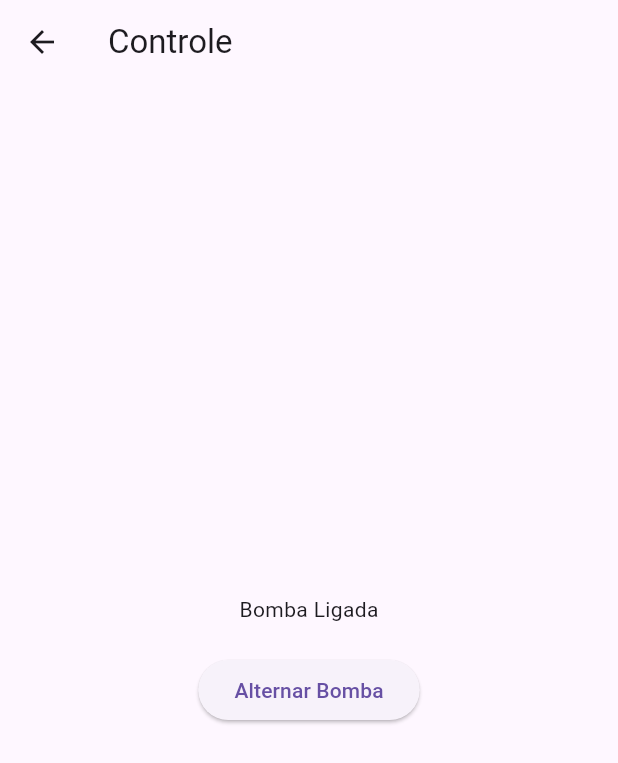
After one commit to JuanHz16/irrigacao_iot, a Flutter app: the ControlScreen screen opened directly, after a tap on "Alternar Bomba", on a phone screen of 412 x 824 dp. The commit adds this screen. Shown: the top 763 px of the screen. Run offline on Flutter 3.47's test engine with Material 3 defaults, Android fonts, the phone set to English and light mode, and no system bars; our stand-ins replace sqflite; accounts and stored records are empty.

Commit message:
(control): implementa control provider

```diff
--- /dev/null
+++ b/lib/features/control/control_provider.dart
@@ -0,0 +1,109 @@
+import 'dart:math';
+
+import 'package:flutter/material.dart';
+
+import '../../core/database/database_helper.dart';
+
+class ControlProvider extends ChangeNotifier {
+  final DatabaseHelper _database =
+      DatabaseHelper.instance;
+
+  bool pumpOn = false;
+
+  bool sensorEnabled = true;
+
+  bool isLoading = false;
+
+  int? currentActivationId;
+
+  void _setLoading(bool value) {
+    isLoading = value;
+    notifyListeners();
+  }
+
+  Future<void> togglePump() async {
+    try {
+      _setLoading(true);
+
+      pumpOn = !pumpOn;
+
+      notifyListeners();
+
+      if (pumpOn) {
+        await _database.insertPumpActivation(
+          {
+            'device_id': 1,
+            'trigger_type': 'manual',
+            'started_at':
+                DateTime.now()
+                    .toIso8601String(),
+            'ended_at': null,
+            'duration_seconds': null,
+          },
+        );
+      }
+    } catch (e) {
+      debugPrint(
+        'Erro ao alterar bomba: $e',
+      );
+    } finally {
+      _setLoading(false);
+    }
+  }
+
+  Future<double> quickRead() async {
+    try {
+      _setLoading(true);
+
+      await Future.delayed(
+        const Duration(seconds: 2),
+      );
+
+      final random = Random();
+
+      final moisture =
+          20 +
+          random.nextDouble() * 60;
+
+      await _database.insertSensorReading(
+        {
+          'device_id': 1,
+          'moisture_value': moisture,
+          'reading_type': 'quick',
+          'pump_triggered': 0,
+          'created_at':
+              DateTime.now()
+                  .toIso8601String(),
+        },
+      );
+
+      return moisture;
+    } catch (e) {
+      debugPrint(
+        'Erro na leitura rápida: $e',
+      );
+
+      return 0;
+    } finally {
+      _setLoading(false);
+    }
+  }
+
+  Future<void> disableSystem() async {
+    try {
+      _setLoading(true);
+
+      sensorEnabled = false;
+
+      pumpOn = false;
+
+      notifyListeners();
+    } catch (e) {
+      debugPrint(
+        'Erro ao desligar sistema: $e',
+      );
+    } finally {
+      _setLoading(false);
+    }
+  }
+}
--- /dev/null
+++ b/lib/features/control/control_screen.dart
@@ -0,0 +1,48 @@
+import 'package:flutter/material.dart';
+import 'package:provider/provider.dart';
+
+import 'control_provider.dart';
+
+class ControlScreen extends StatelessWidget {
+  const ControlScreen({super.key});
+
+  @override
+  Widget build(BuildContext context) {
+    final control =
+        Provider.of<ControlProvider>(
+      context,
+    );
+
+    return Scaffold(
+      appBar: AppBar(
+        title: const Text(
+          'Controle',
+        ),
+      ),
+      body: Center(
+        child: Column(
+          mainAxisAlignment:
+              MainAxisAlignment.center,
+          children: [
+            Text(
+              control.pumpOn
+                  ? 'Bomba Ligada'
+                  : 'Bomba Desligada',
+            ),
+
+            const SizedBox(height: 20),
+
+            ElevatedButton(
+              onPressed: () {
+                control.togglePump();
+              },
+              child: const Text(
+                'Alternar Bomba',
+              ),
+            ),
+          ],
+        ),
+      ),
+    );
+  }
+}
```
Also changed, not shown: lib/main.dart (+4 -9 lines).
